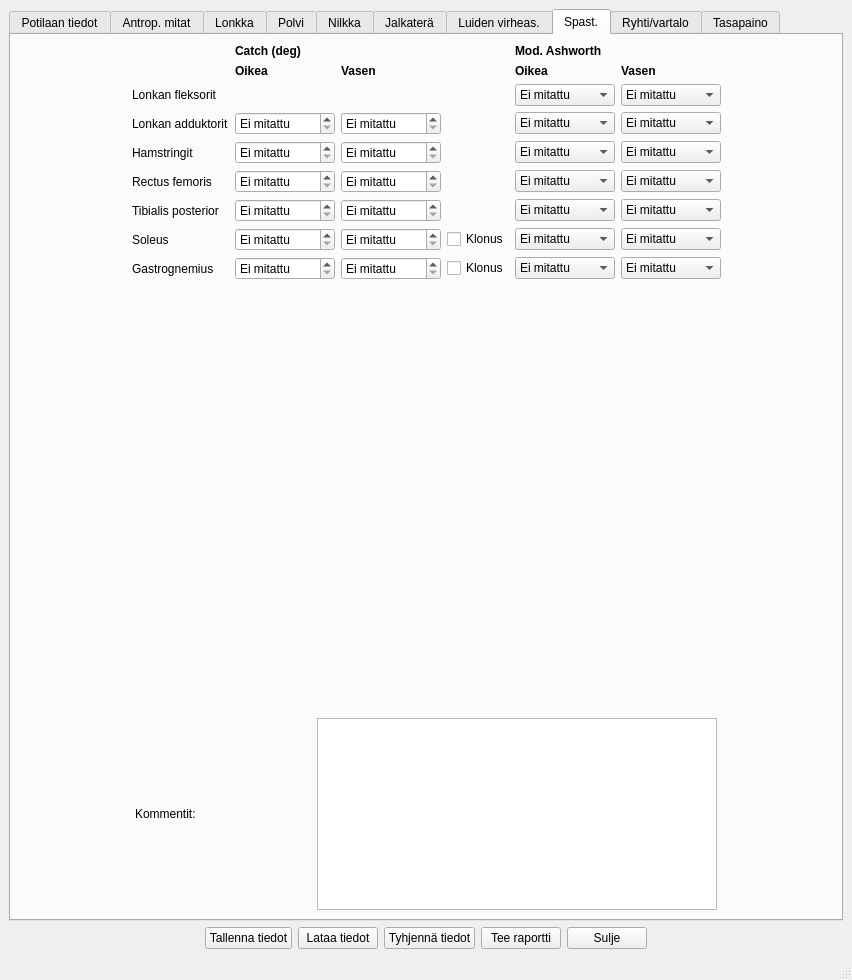
First picture: the form in tabbed_design.ui, repository jjnurminen/liikelaaj, before the edit.
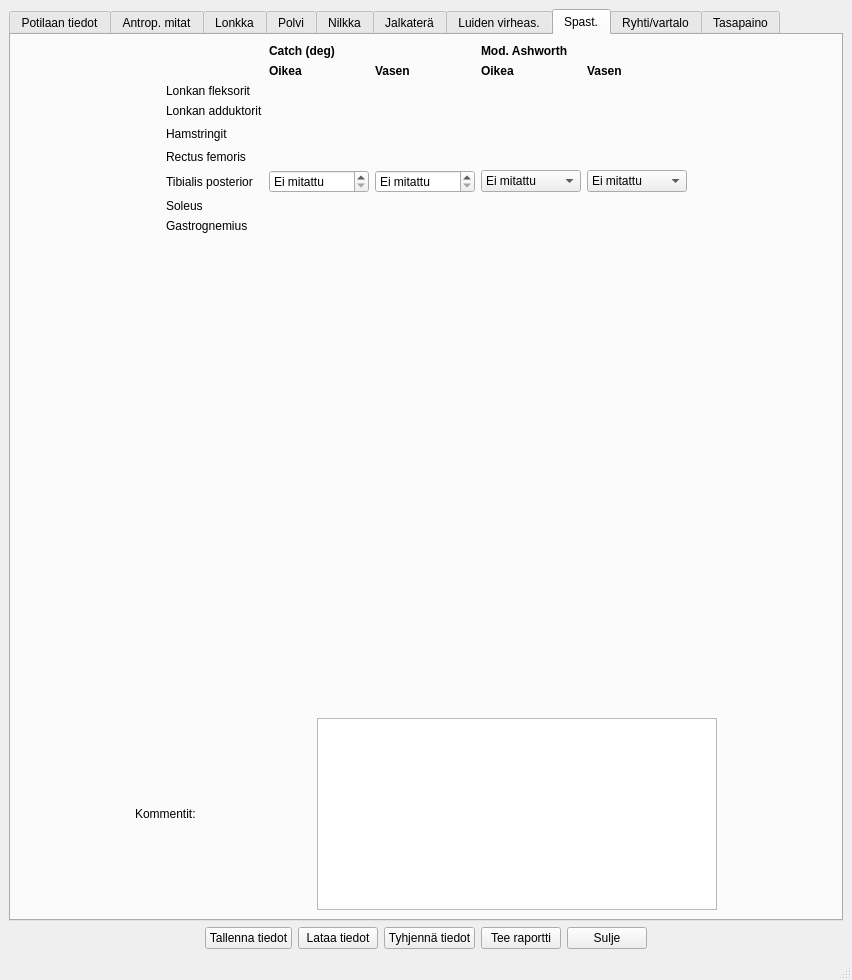
Second picture: the form after the edit. The open tabs and pages were chosen to show the change.

Commit message: spast siirretty

What changed in the file:
```diff
--- a/tabbed_design.ui
+++ b/tabbed_design.ui
@@ -8582,190 +8582,6 @@
             </property>
            </widget>
           </item>
-          <item row="9" column="2">
-           <widget class="QSpinBox" name="spSpastGastroOik">
-            <property name="sizePolicy">
-             <sizepolicy hsizetype="Fixed" vsizetype="Fixed">
-              <horstretch>0</horstretch>
-              <verstretch>0</verstretch>
-             </sizepolicy>
-            </property>
-            <property name="minimumSize">
-             <size>
-              <width>100</width>
-              <height>0</height>
-             </size>
-            </property>
-            <property name="specialValueText">
-             <string extracomment="Ei mitattu">Ei mitattu</string>
-            </property>
-            <property name="suffix">
-             <string>°</string>
-            </property>
-            <property name="prefix">
-             <string/>
-            </property>
-            <property name="minimum">
-             <number>-181</number>
-            </property>
-            <property name="maximum">
-             <number>180</number>
-            </property>
-            <property name="value">
-             <number>-181</number>
-            </property>
-           </widget>
-          </item>
-          <item row="8" column="2">
-           <widget class="QSpinBox" name="spSpastSoleusOik">
-            <property name="sizePolicy">
-             <sizepolicy hsizetype="Fixed" vsizetype="Fixed">
-              <horstretch>0</horstretch>
-              <verstretch>0</verstretch>
-             </sizepolicy>
-            </property>
-            <property name="minimumSize">
-             <size>
-              <width>100</width>
-              <height>0</height>
-             </size>
-            </property>
-            <property name="specialValueText">
-             <string extracomment="Ei mitattu">Ei mitattu</string>
-            </property>
-            <property name="suffix">
-             <string>°</string>
-            </property>
-            <property name="prefix">
-             <string/>
-            </property>
-            <property name="minimum">
-             <number>-181</number>
-            </property>
-            <property name="maximum">
-             <number>180</number>
-            </property>
-            <property name="value">
-             <number>-181</number>
-            </property>
-           </widget>
-          </item>
-          <item row="8" column="4">
-           <widget class="QCheckBox" name="xbSpastSoleusKlonus">
-            <property name="text">
-             <string>Klonus</string>
-            </property>
-           </widget>
-          </item>
-          <item row="8" column="3">
-           <widget class="QSpinBox" name="spSpastSoleusVas">
-            <property name="sizePolicy">
-             <sizepolicy hsizetype="Fixed" vsizetype="Fixed">
-              <horstretch>0</horstretch>
-              <verstretch>0</verstretch>
-             </sizepolicy>
-            </property>
-            <property name="minimumSize">
-             <size>
-              <width>100</width>
-              <height>0</height>
-             </size>
-            </property>
-            <property name="specialValueText">
-             <string extracomment="Ei mitattu">Ei mitattu</string>
-            </property>
-            <property name="suffix">
-             <string>°</string>
-            </property>
-            <property name="prefix">
-             <string/>
-            </property>
-            <property name="minimum">
-             <number>-181</number>
-            </property>
-            <property name="maximum">
-             <number>180</number>
-            </property>
-            <property name="value">
-             <number>-181</number>
-            </property>
-           </widget>
-          </item>
-          <item row="5" column="2">
-           <widget class="QSpinBox" name="spSpastHamstringitOik">
-            <property name="sizePolicy">
-             <sizepolicy hsizetype="Fixed" vsizetype="Fixed">
-              <horstretch>0</horstretch>
-              <verstretch>0</verstretch>
-             </sizepolicy>
-            </property>
-            <property name="minimumSize">
-             <size>
-              <width>100</width>
-              <height>0</height>
-             </size>
-            </property>
-            <property name="specialValueText">
-             <string extracomment="Ei mitattu">Ei mitattu</string>
-            </property>
-            <property name="suffix">
-             <string>°</string>
-            </property>
-            <property name="prefix">
-             <string/>
-            </property>
-            <property name="minimum">
-             <number>-181</number>
-            </property>
-            <property name="maximum">
-             <number>180</number>
-            </property>
-            <property name="value">
-             <number>-181</number>
-            </property>
-           </widget>
-          </item>
-          <item row="9" column="3">
-           <widget class="QSpinBox" name="spSpastGastroVas">
-            <property name="sizePolicy">
-             <sizepolicy hsizetype="Fixed" vsizetype="Fixed">
-              <horstretch>0</horstretch>
-              <verstretch>0</verstretch>
-             </sizepolicy>
-            </property>
-            <property name="minimumSize">
-             <size>
-              <width>100</width>
-              <height>0</height>
-             </size>
-            </property>
-            <property name="specialValueText">
-             <string extracomment="Ei mitattu">Ei mitattu</string>
-            </property>
-            <property name="suffix">
-             <string>°</string>
-            </property>
-            <property name="prefix">
-             <string/>
-            </property>
-            <property name="minimum">
-             <number>-181</number>
-            </property>
-            <property name="maximum">
-             <number>180</number>
-            </property>
-            <property name="value">
-             <number>-181</number>
-            </property>
-           </widget>
-          </item>
-          <item row="9" column="4">
-           <widget class="QCheckBox" name="xbSpastGastroClonus">
-            <property name="text">
-             <string>Klonus</string>
-            </property>
-           </widget>
-          </item>
           <item row="8" column="1">
            <widget class="QLabel" name="label_294">
             <property name="text">
@@ -8773,7 +8589,7 @@
             </property>
            </widget>
           </item>
-          <item row="1" column="5" colspan="2">
+          <item row="1" column="4" colspan="2">
            <widget class="QLabel" name="label_232">
             <property name="font">
              <font>
@@ -8802,74 +8618,6 @@
             </property>
            </widget>
           </item>
-          <item row="6" column="2">
-           <widget class="QSpinBox" name="spSpastRectusOik">
-            <property name="sizePolicy">
-             <sizepolicy hsizetype="Fixed" vsizetype="Fixed">
-              <horstretch>0</horstretch>
-              <verstretch>0</verstretch>
-             </sizepolicy>
-            </property>
-            <property name="minimumSize">
-             <size>
-              <width>100</width>
-              <height>0</height>
-             </size>
-            </property>
-            <property name="specialValueText">
-             <string extracomment="Ei mitattu">Ei mitattu</string>
-            </property>
-            <property name="suffix">
-             <string>°</string>
-            </property>
-            <property name="prefix">
-             <string/>
-            </property>
-            <property name="minimum">
-             <number>-181</number>
-            </property>
-            <property name="maximum">
-             <number>180</number>
-            </property>
-            <property name="value">
-             <number>-181</number>
-            </property>
-           </widget>
-          </item>
-          <item row="4" column="3">
-           <widget class="QSpinBox" name="spSpastAdduktoritVas">
-            <property name="sizePolicy">
-             <sizepolicy hsizetype="Fixed" vsizetype="Fixed">
-              <horstretch>0</horstretch>
-              <verstretch>0</verstretch>
-             </sizepolicy>
-            </property>
-            <property name="minimumSize">
-             <size>
-              <width>100</width>
-              <height>0</height>
-             </size>
-            </property>
-            <property name="specialValueText">
-             <string extracomment="Ei mitattu">Ei mitattu</string>
-            </property>
-            <property name="suffix">
-             <string>°</string>
-            </property>
-            <property name="prefix">
-             <string/>
-            </property>
-            <property name="minimum">
-             <number>-181</number>
-            </property>
-            <property name="maximum">
-             <number>180</number>
-            </property>
-            <property name="value">
-             <number>-181</number>
-            </property>
-           </widget>
-          </item>
           <item row="7" column="3">
            <widget class="QSpinBox" name="spSpastTibialisVas">
             <property name="sizePolicy">
@@ -8904,7 +8652,7 @@
             </property>
            </widget>
           </item>
-          <item row="2" column="5">
+          <item row="2" column="4">
            <widget class="QLabel" name="label_293">
             <property name="font">
              <font>
@@ -8917,91 +8665,6 @@
             </property>
            </widget>
           </item>
-          <item row="4" column="6">
-           <widget class="QComboBox" name="cbSpastModAAdduktoritVas">
-            <property name="sizePolicy">
-             <sizepolicy hsizetype="Fixed" vsizetype="Fixed">
-              <horstretch>0</horstretch>
-              <verstretch>0</verstretch>
-             </sizepolicy>
-            </property>
-            <property name="minimumSize">
-             <size>
-              <width>100</width>
-              <height>0</height>
-             </size>
-            </property>
-            <item>
-             <property name="text">
-              <string>Ei mitattu</string>
-             </property>
-            </item>
-            <item>
-             <property name="text">
-              <string>0</string>
-             </property>
-            </item>
-            <item>
-             <property name="text">
-              <string>1</string>
-             </property>
-            </item>
-            <item>
-             <property name="text">
-              <string>1+</string>
-             </property>
-            </item>
-            <item>
-             <property name="text">
-              <string>2</string>
-             </property>
-            </item>
-            <item>
-             <property name="text">
-              <string>3</string>
-             </property>
-            </item>
-            <item>
-             <property name="text">
-              <string>4</string>
-             </property>
-            </item>
-           </widget>
-          </item>
-          <item row="6" column="3">
-           <widget class="QSpinBox" name="spSpastRectusVas">
-            <property name="sizePolicy">
-             <sizepolicy hsizetype="Fixed" vsizetype="Fixed">
-              <horstretch>0</horstretch>
-              <verstretch>0</verstretch>
-             </sizepolicy>
-            </property>
-            <property name="minimumSize">
-             <size>
-              <width>100</width>
-              <height>0</height>
-             </size>
-            </property>
-            <property name="specialValueText">
-             <string extracomment="Ei mitattu">Ei mitattu</string>
-            </property>
-            <property name="suffix">
-             <string>°</string>
-            </property>
-            <property name="prefix">
-             <string/>
-            </property>
-            <property name="minimum">
-             <number>-181</number>
-            </property>
-            <property name="maximum">
-             <number>180</number>
-            </property>
-            <property name="value">
-             <number>-181</number>
-            </property>
-           </widget>
-          </item>
           <item row="7" column="1">
            <widget class="QLabel" name="label_301">
             <property name="text">
@@ -9090,41 +8753,7 @@
             </property>
            </widget>
           </item>
-          <item row="4" column="2">
-           <widget class="QSpinBox" name="spSpastAdduktoritOik">
-            <property name="sizePolicy">
-             <sizepolicy hsizetype="Fixed" vsizetype="Fixed">
-              <horstretch>0</horstretch>
-              <verstretch>0</verstretch>
-             </sizepolicy>
-            </property>
-            <property name="minimumSize">
-             <size>
-              <width>100</width>
-              <height>0</height>
-             </size>
-            </property>
-            <property name="specialValueText">
-             <string extracomment="Ei mitattu">Ei mitattu</string>
-            </property>
-            <property name="suffix">
-             <string>°</string>
-            </property>
-            <property name="prefix">
-             <string/>
-            </property>
-            <property name="minimum">
-             <number>-181</number>
-            </property>
-            <property name="maximum">
-             <number>180</number>
-            </property>
-            <property name="value">
-             <number>-181</number>
-            </property>
-           </widget>
-          </item>
-          <item row="2" column="6">
+          <item row="2" column="5">
            <widget class="QLabel" name="label_295">
             <property name="font">
              <font>
@@ -9144,7 +8773,7 @@
             </property>
            </widget>
           </item>
-          <item row="5" column="7">
+          <item row="5" column="6">
            <spacer name="horizontalSpacer_71">
             <property name="orientation">
              <enum>Qt::Horizontal</enum>
@@ -9173,143 +8802,7 @@
             </property>
            </widget>
           </item>
-          <item row="5" column="3">
-           <widget class="QSpinBox" name="spSpastHamstringitVas">
-            <property name="sizePolicy">
-             <sizepolicy hsizetype="Fixed" vsizetype="Fixed">
-              <horstretch>0</horstretch>
-              <verstretch>0</verstretch>
-             </sizepolicy>
-            </property>
-            <property name="minimumSize">
-             <size>
-              <width>100</width>
-              <height>0</height>
-             </size>
-            </property>
-            <property name="specialValueText">
-             <string extracomment="Ei mitattu">Ei mitattu</string>
-            </property>
-            <property name="suffix">
-             <string>°</string>
-            </property>
-            <property name="prefix">
-             <string/>
-            </property>
-            <property name="minimum">
-             <number>-181</number>
-            </property>
-            <property name="maximum">
-             <number>180</number>
-            </property>
-            <property name="value">
-             <number>-181</number>
-            </property>
-           </widget>
-          </item>
-          <item row="5" column="6">
-           <widget class="QComboBox" name="cbSpastModAHamstringitVas">
-            <property name="sizePolicy">
-             <sizepolicy hsizetype="Fixed" vsizetype="Fixed">
-              <horstretch>0</horstretch>
-              <verstretch>0</verstretch>
-             </sizepolicy>
-            </property>
-            <property name="minimumSize">
-             <size>
-              <width>100</width>
-              <height>0</height>
-             </size>
-            </property>
-            <item>
-             <property name="text">
-              <string>Ei mitattu</string>
-             </property>
-            </item>
-            <item>
-             <property name="text">
-              <string>0</string>
-             </property>
-            </item>
-            <item>
-             <property name="text">
-              <string>1</string>
-             </property>
-            </item>
-            <item>
-             <property name="text">
-              <string>1+</string>
-             </property>
-            </item>
-            <item>
-             <property name="text">
-              <string>2</string>
-             </property>
-            </item>
-            <item>
-             <property name="text">
-              <string>3</string>
-             </property>
-            </item>
-            <item>
-             <property name="text">
-              <string>4</string>
-             </property>
-            </item>
-           </widget>
-          </item>
-          <item row="6" column="6">
-           <widget class="QComboBox" name="cbSpastModARectusVas">
-            <property name="sizePolicy">
-             <sizepolicy hsizetype="Fixed" vsizetype="Fixed">
-              <horstretch>0</horstretch>
-              <verstretch>0</verstretch>
-             </sizepolicy>
-            </property>
-            <property name="minimumSize">
-             <size>
-              <width>100</width>
-              <height>0</height>
-             </size>
-            </property>
-            <item>
-             <property name="text">
-              <string>Ei mitattu</string>
-             </property>
-            </item>
-            <item>
-             <property name="text">
-              <string>0</string>
-             </property>
-            </item>
-            <item>
-             <property name="text">
-              <string>1</string>
-             </property>
-            </item>
-            <item>
-             <property name="text">
-              <string>1+</string>
-             </property>
-            </item>
-            <item>
-             <property name="text">
-              <string>2</string>
-             </property>
-            </item>
-            <item>
-             <property name="text">
-              <string>3</string>
-             </property>
-            </item>
-            <item>
-             <property name="text">
-              <string>4</string>
-             </property>
-            </item>
-           </widget>
-          </item>
-          <item row="7" column="6">
+          <item row="7" column="5">
            <widget class="QComboBox" name="cbSpastModATibialisVas">
             <property name="sizePolicy">
              <sizepolicy hsizetype="Fixed" vsizetype="Fixed">
@@ -9360,211 +8853,7 @@
             </item>
            </widget>
           </item>
-          <item row="8" column="6">
-           <widget class="QComboBox" name="cbSpastModASoleusVas">
-            <property name="sizePolicy">
-             <sizepolicy hsizetype="Fixed" vsizetype="Fixed">
-              <horstretch>0</horstretch>
-              <verstretch>0</verstretch>
-             </sizepolicy>
-            </property>
-            <property name="minimumSize">
-             <size>
-              <width>100</width>
-              <height>0</height>
-             </size>
-            </property>
-            <item>
-             <property name="text">
-              <string>Ei mitattu</string>
-             </property>
-            </item>
-            <item>
-             <property name="text">
-              <string>0</string>
-             </property>
-            </item>
-            <item>
-             <property name="text">
-              <string>1</string>
-             </property>
-            </item>
-            <item>
-             <property name="text">
-              <string>1+</string>
-             </property>
-            </item>
-            <item>
-             <property name="text">
-              <string>2</string>
-             </property>
-            </item>
-            <item>
-             <property name="text">
-              <string>3</string>
-             </property>
-            </item>
-            <item>
-             <property name="text">
-              <string>4</string>
-             </property>
-            </item>
-           </widget>
-          </item>
-          <item row="9" column="6">
-           <widget class="QComboBox" name="cbSpastModAGastroVas">
-            <property name="sizePolicy">
-             <sizepolicy hsizetype="Fixed" vsizetype="Fixed">
-              <horstretch>0</horstretch>
-              <verstretch>0</verstretch>
-             </sizepolicy>
-            </property>
-            <property name="minimumSize">
-             <size>
-              <width>100</width>
-              <height>0</height>
-             </size>
-            </property>
-            <item>
-             <property name="text">
-              <string>Ei mitattu</string>
-             </property>
-            </item>
-            <item>
-             <property name="text">
-              <string>0</string>
-             </property>
-            </item>
-            <item>
-             <property name="text">
-              <string>1</string>
-             </property>
-            </item>
-            <item>
-             <property name="text">
-              <string>1+</string>
-             </property>
-            </item>
-            <item>
-             <property name="text">
-              <string>2</string>
-             </property>
-            </item>
-            <item>
-             <property name="text">
-              <string>3</string>
-             </property>
-            </item>
-            <item>
-             <property name="text">
-              <string>4</string>
-             </property>
-            </item>
-           </widget>
-          </item>
-          <item row="9" column="5">
-           <widget class="QComboBox" name="cbSpastModAGastroOik">
-            <property name="sizePolicy">
-             <sizepolicy hsizetype="Fixed" vsizetype="Fixed">
-              <horstretch>0</horstretch>
-              <verstretch>0</verstretch>
-             </sizepolicy>
-            </property>
-            <property name="minimumSize">
-             <size>
-              <width>100</width>
-              <height>0</height>
-             </size>
-            </property>
-            <item>
-             <property name="text">
-              <string>Ei mitattu</string>
-             </property>
-            </item>
-            <item>
-             <property name="text">
-              <string>0</string>
-             </property>
-            </item>
-            <item>
-             <property name="text">
-              <string>1</string>
-             </property>
-            </item>
-            <item>
-             <property name="text">
-              <string>1+</string>
-             </property>
-            </item>
-            <item>
-             <property name="text">
-              <string>2</string>
-             </property>
-            </item>
-            <item>
-             <property name="text">
-              <string>3</string>
-             </property>
-            </item>
-            <item>
-             <property name="text">
-              <string>4</string>
-             </property>
-            </item>
-           </widget>
-          </item>
-          <item row="8" column="5">
-           <widget class="QComboBox" name="cbSpastModASoleusOik">
-            <property name="sizePolicy">
-             <sizepolicy hsizetype="Fixed" vsizetype="Fixed">
-              <horstretch>0</horstretch>
-              <verstretch>0</verstretch>
-             </sizepolicy>
-            </property>
-            <property name="minimumSize">
-             <size>
-              <width>100</width>
-              <height>0</height>
-             </size>
-            </property>
-            <item>
-             <property name="text">
-              <string>Ei mitattu</string>
-             </property>
-            </item>
-            <item>
-             <property name="text">
-              <string>0</string>
-             </property>
-            </item>
-            <item>
-             <property name="text">
-              <string>1</string>
-             </property>
-            </item>
-            <item>
-             <property name="text">
-              <string>1+</string>
-             </property>
-            </item>
-            <item>
-             <property name="text">
-              <string>2</string>
-             </property>
-            </item>
-            <item>
-             <property name="text">
-              <string>3</string>
-             </property>
-            </item>
-            <item>
-             <property name="text">
-              <string>4</string>
-             </property>
-            </item>
-           </widget>
-          </item>
-          <item row="7" column="5">
+          <item row="7" column="4">
            <widget class="QComboBox" name="cbSpastModATibialisOik">
             <property name="sizePolicy">
              <sizepolicy hsizetype="Fixed" vsizetype="Fixed">
@@ -9615,261 +8904,6 @@
             </item>
            </widget>
           </item>
-          <item row="6" column="5">
-           <widget class="QComboBox" name="cbSpastModARectusOik">
-            <property name="sizePolicy">
-             <sizepolicy hsizetype="Fixed" vsizetype="Fixed">
-              <horstretch>0</horstretch>
-              <verstretch>0</verstretch>
-             </sizepolicy>
-            </property>
-            <property name="minimumSize">
-             <size>
-              <width>100</width>
-              <height>0</height>
-             </size>
-            </property>
-            <item>
-             <property name="text">
-              <string>Ei mitattu</string>
-             </property>
-            </item>
-            <item>
-             <property name="text">
-              <string>0</string>
-             </property>
-            </item>
-            <item>
-             <property name="text">
-              <string>1</string>
-             </property>
-            </item>
-            <item>
-             <property name="text">
-              <string>1+</string>
-             </property>
-            </item>
-            <item>
-             <property name="text">
-              <string>2</string>
-             </property>
-            </item>
-            <item>
-             <property name="text">
-              <string>3</string>
-             </property>
-            </item>
-            <item>
-             <property name="text">
-              <string>4</string>
-             </property>
-            </item>
-           </widget>
-          </item>
-          <item row="5" column="5">
-           <widget class="QComboBox" name="cbSpastModAHamstringitOik">
-            <property name="sizePolicy">
-             <sizepolicy hsizetype="Fixed" vsizetype="Fixed">
-              <horstretch>0</horstretch>
-              <verstretch>0</verstretch>
-             </sizepolicy>
-            </property>
-            <property name="minimumSize">
-             <size>
-              <width>100</width>
-              <height>0</height>
-             </size>
-            </property>
-            <item>
-             <property name="text">
-              <string>Ei mitattu</string>
-             </property>
-            </item>
-            <item>
-             <property name="text">
-              <string>0</string>
-             </property>
-            </item>
-            <item>
-             <property name="text">
-              <string>1</string>
-             </property>
-            </item>
-            <item>
-             <property name="text">
-              <string>1+</string>
-             </property>
-            </item>
-            <item>
-             <property name="text">
-              <string>2</string>
-             </property>
-            </item>
-            <item>
-             <property name="text">
-              <string>3</string>
-             </property>
-            </item>
-            <item>
-             <property name="text">
-              <string>4</string>
-             </property>
-            </item>
-           </widget>
-          </item>
-          <item row="4" column="5">
-           <widget class="QComboBox" name="cbSpastModAAdduktoritOik">
-            <property name="sizePolicy">
-             <sizepolicy hsizetype="Fixed" vsizetype="Fixed">
-              <horstretch>0</horstretch>
-              <verstretch>0</verstretch>
-             </sizepolicy>
-            </property>
-            <property name="minimumSize">
-             <size>
-              <width>100</width>
-              <height>0</height>
-             </size>
-            </property>
-            <item>
-             <property name="text">
-              <string>Ei mitattu</string>
-             </property>
-            </item>
-            <item>
-             <property name="text">
-              <string>0</string>
-             </property>
-            </item>
-            <item>
-             <property name="text">
-              <string>1</string>
-             </property>
-            </item>
-            <item>
-             <property name="text">
-              <string>1+</string>
-             </property>
-            </item>
-            <item>
-             <property name="text">
-              <string>2</string>
-             </property>
-            </item>
-            <item>
-             <property name="text">
-              <string>3</string>
-             </property>
-            </item>
-            <item>
-             <property name="text">
-              <string>4</string>
-             </property>
-            </item>
-           </widget>
-          </item>
-          <item row="3" column="5">
-           <widget class="QComboBox" name="cbSpastModAFleksoritOik">
-            <property name="sizePolicy">
-             <sizepolicy hsizetype="Fixed" vsizetype="Fixed">
-              <horstretch>0</horstretch>
-              <verstretch>0</verstretch>
-             </sizepolicy>
-            </property>
-            <property name="minimumSize">
-             <size>
-              <width>100</width>
-              <height>0</height>
-             </size>
-            </property>
-            <item>
-             <property name="text">
-              <string>Ei mitattu</string>
-             </property>
-            </item>
-            <item>
-             <property name="text">
-              <string>0</string>
-             </property>
-            </item>
-            <item>
-             <property name="text">
-              <string>1</string>
-             </property>
-            </item>
-            <item>
-             <property name="text">
-              <string>1+</string>
-             </property>
-            </item>
-            <item>
-             <property name="text">
-              <string>2</string>
-             </property>
-            </item>
-            <item>
-             <property name="text">
-              <string>3</string>
-             </property>
-            </item>
-            <item>
-             <property name="text">
-              <string>4</string>
-             </property>
-            </item>
-           </widget>
-          </item>
-          <item row="3" column="6">
-           <widget class="QComboBox" name="cbSpastModAAdduktoritVas_2">
-            <property name="sizePolicy">
-             <sizepolicy hsizetype="Fixed" vsizetype="Fixed">
-              <horstretch>0</horstretch>
-              <verstretch>0</verstretch>
-             </sizepolicy>
-            </property>
-            <property name="minimumSize">
-             <size>
-              <width>100</width>
-              <height>0</height>
-             </size>
-            </property>
-            <item>
-             <property name="text">
-              <string>Ei mitattu</string>
-             </property>
-            </item>
-            <item>
-             <property name="text">
-              <string>0</string>
-             </property>
-            </item>
-            <item>
-             <property name="text">
-              <string>1</string>
-             </property>
-            </item>
-            <item>
-             <property name="text">
-              <string>1+</string>
-             </property>
-            </item>
-            <item>
-             <property name="text">
-              <string>2</string>
-             </property>
-            </item>
-            <item>
-             <property name="text">
-              <string>3</string>
-             </property>
-            </item>
-            <item>
-             <property name="text">
-              <string>4</string>
-             </property>
-            </item>
-           </widget>
-          </item>
          </layout>
         </item>
         <item>
```
Left out of the diff: 1745 changed lines with no effect on the pictures.
